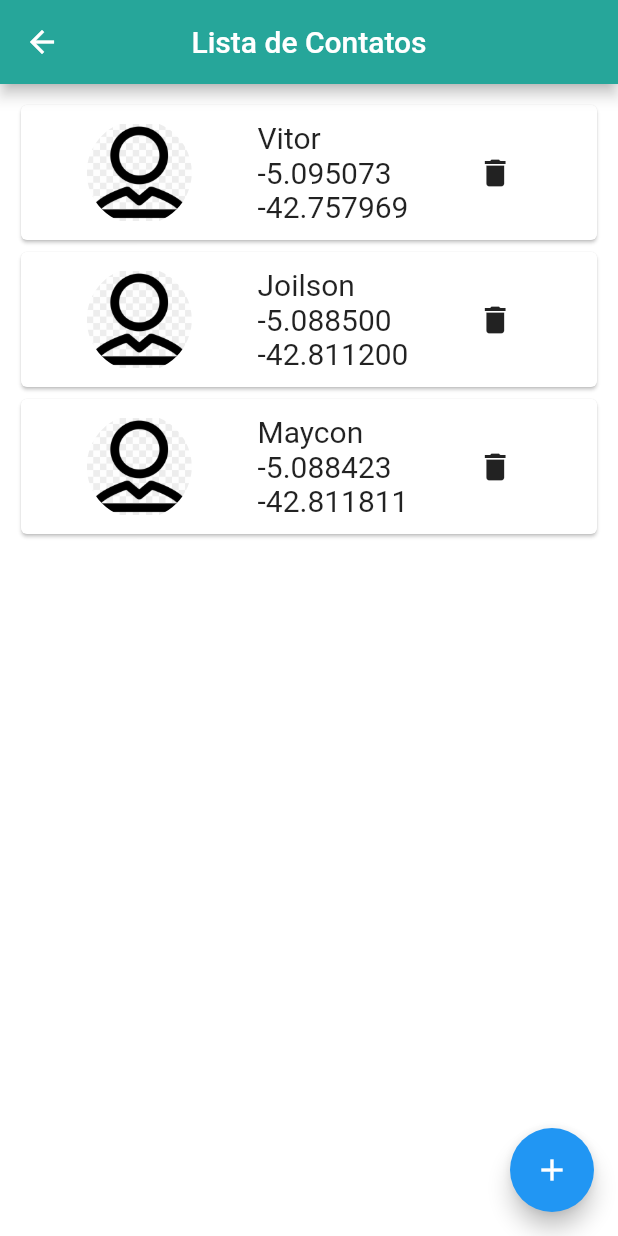
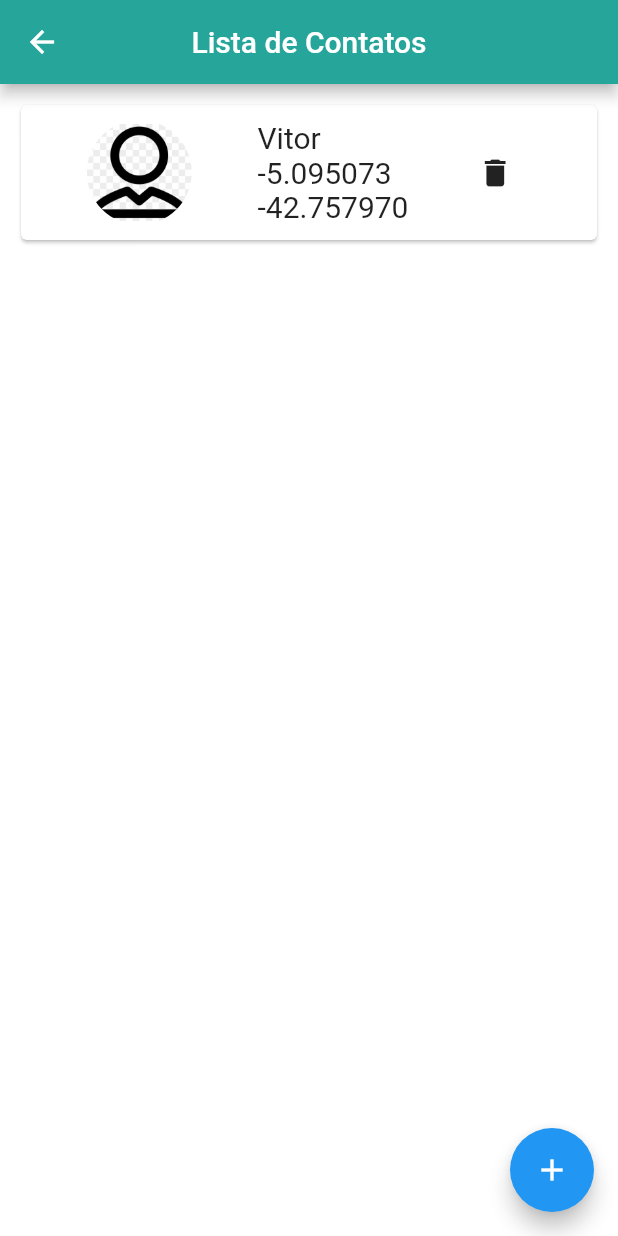
Before and after one commit to EmanoelSousa70/projetofinal, a Flutter app: the Contatos screen opened directly, on a phone screen of 412 x 824 dp. Run offline on Flutter 3.47's test engine with Material 2 defaults, Android fonts, the phone set to English and light mode, and no system bars; our stand-ins replace google_maps_flutter, image_picker, location, sqflite; accounts and stored records are empty.

Commit message:
Update home_page_contatos.dart

```diff
--- a/lib/pages/home_page_contatos.dart
+++ b/lib/pages/home_page_contatos.dart
@@ -20,12 +20,8 @@ class _ContatosState extends State<Contatos> {
 
     Pessoa p = Pessoa(1, 'Emanoel', '-5.094248', '-42.757492', null);
     db.insertPessoa(p);
-    Pessoa p1 = Pessoa(2, 'Vitor', '-5.095073', '-42.757969', null);
+    Pessoa p1 = Pessoa(2, 'Vitor', '-5.095073', '-42.757970', null);
     db.insertPessoa(p1);
-    Pessoa p2 = Pessoa(3, 'Joilson', '-5.088500', '-42.811200', null);
-    db.insertPessoa(p2);
-    Pessoa p3 = Pessoa(4, 'Maycon', '-5.088423', '-42.811811', null);
-    db.insertPessoa(p3);
     _exibeTodasPessoas();
   }
 
```
